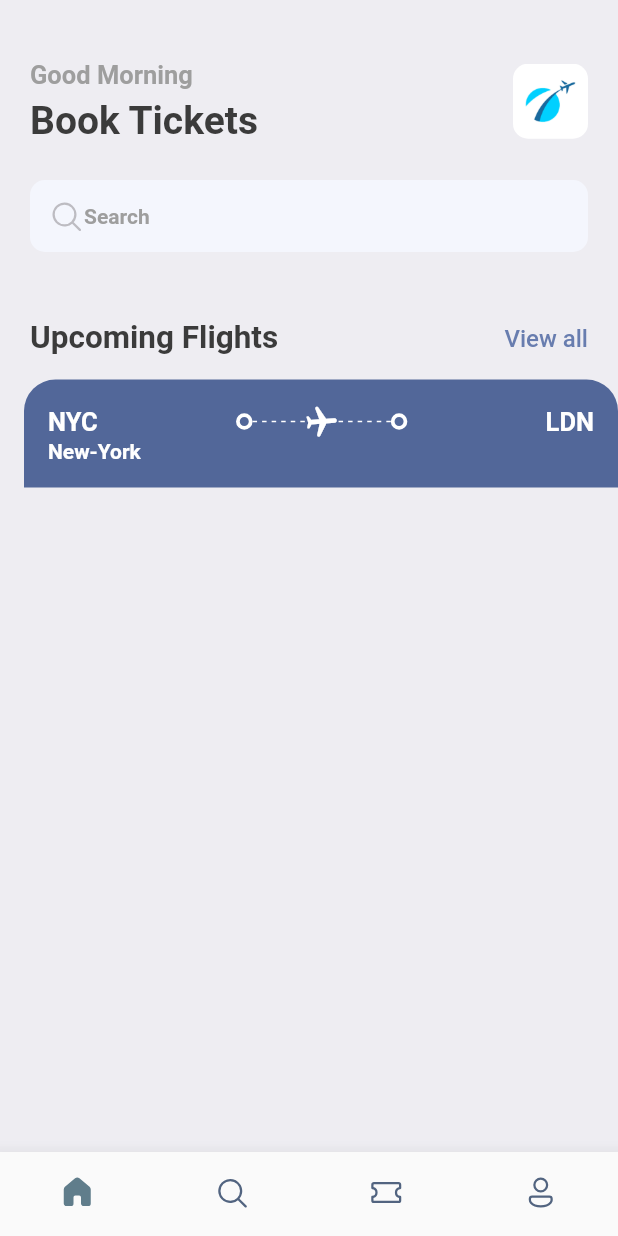
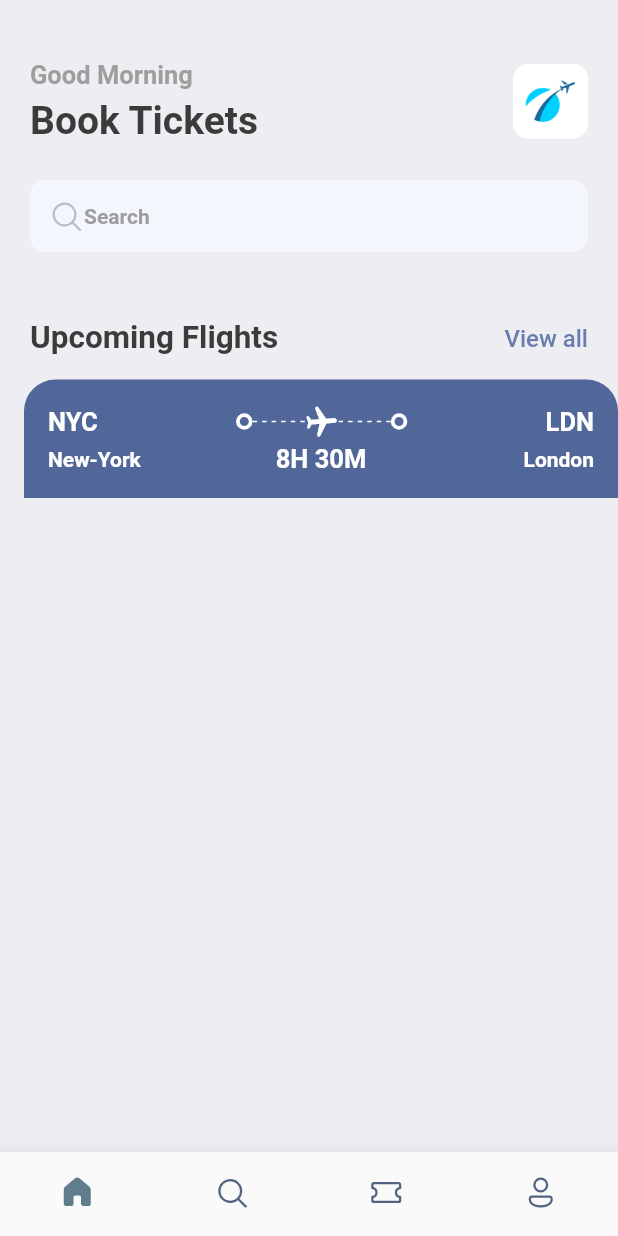
Before and after one commit to gnulitskaya/tickets-booking--app, a Flutter app: the screen it shows after launch, on a phone screen of 412 x 824 dp. Run offline on Flutter 3.47's test engine with Material 2 defaults, Android fonts, the phone set to English and light mode, and no system bars; our stand-ins replace fluentui_icons, gap.

Commit message:
finish ticket header

```diff
--- a/lib/screens/ticket_view.dart
+++ b/lib/screens/ticket_view.dart
@@ -4,6 +4,7 @@ import 'package:flutter/cupertino.dart';
 import 'package:flutter/material.dart';
 import 'package:flutter/src/widgets/container.dart';
 import 'package:flutter/src/widgets/framework.dart';
+import 'package:gap/gap.dart';
 
 import '../utils/app_layout.dart';
 
@@ -80,7 +81,9 @@ class TicketView extends StatelessWidget {
                     ),
                   ],
                 ),
+                Gap(3),
                 Row(
+                  mainAxisAlignment: MainAxisAlignment.spaceBetween,
                   children: [
                     SizedBox(
                       width: 100,
@@ -89,7 +92,21 @@ class TicketView extends StatelessWidget {
                         style:
                             Styles.headLineStyle4.copyWith(color: Colors.white),
                       ),
-                    )
+                    ),
+                    Text(
+                      '8H 30M',
+                      style:
+                          Styles.headLineStyle3.copyWith(color: Colors.white),
+                    ),
+                    SizedBox(
+                      width: 100,
+                      child: Text(
+                        'London',
+                        textAlign: TextAlign.end,
+                        style:
+                            Styles.headLineStyle4.copyWith(color: Colors.white),
+                      ),
+                    ),
                   ],
                 )
               ],
```
